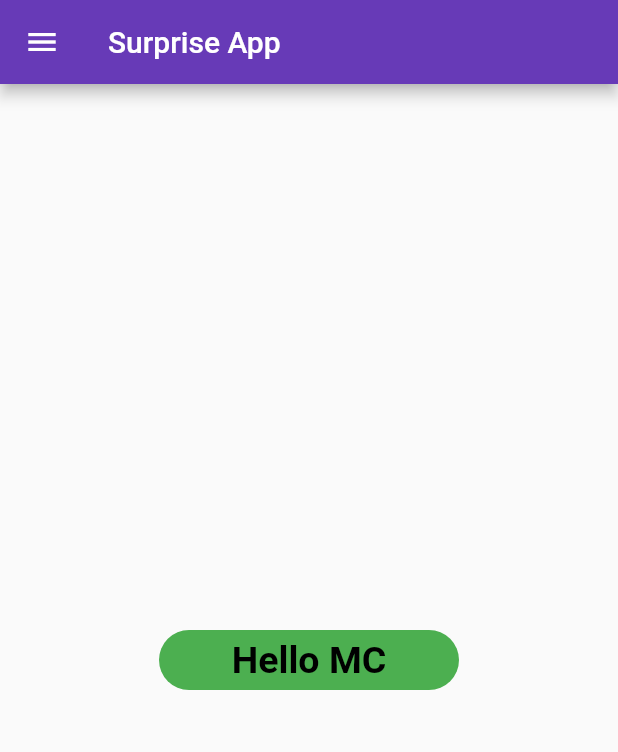
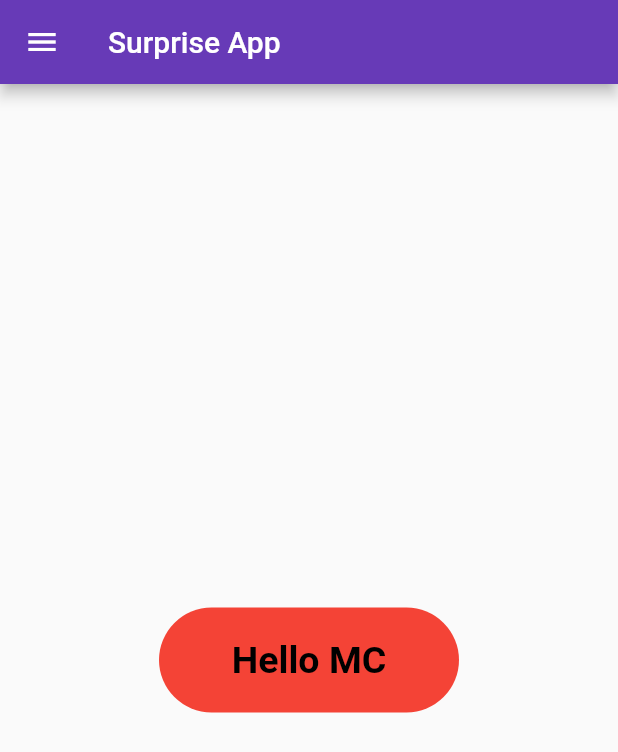
Before and after one commit to dibyacoder/30daysofFlutter, a Flutter app: the homepage screen opened by its route, on a phone screen of 412 x 824 dp. Shown: the top 752 px of the screen. Run offline on Flutter 3.47's test engine with Material 2 defaults, Android fonts, the phone set to English and light mode, and no system bars; our stand-ins replace google_fonts; missing offline and left inert: dart:ffi; Roboto replaces fonts that are missing (Lacquer).

Commit message:
day7 completed

```diff
--- a/lib/pages/home_page.dart
+++ b/lib/pages/home_page.dart
@@ -19,17 +19,21 @@ class _homepageState extends State<homepage> {
     return Scaffold(
       appBar: AppBar(title: Text("Surprise App")),
       body: Center(
+        child: Material(
+          color: change ? Colors.green : Colors.red,
+          borderRadius: BorderRadius.circular(40),
           child: InkWell(
+            splashColor: Colors.yellow,
             onTap: () async {
               setState(() {
                 change = true;
               });
-            await Future.delayed(Duration(seconds: 1));
+              await Future.delayed(Duration(seconds: 2));
               Navigator.pushNamed(context, myRoutes.loginRoute);
             },
             child: AnimatedContainer(
               duration: Duration(seconds: 1),
-              height: 40,
+              height: 70,
               width: change ? 100 : 200,
               alignment: Alignment.center,
               child: change
@@ -40,9 +44,8 @@ class _homepageState extends State<homepage> {
                         fontWeight: FontWeight.bold,
                         color: Colors.black,
                       )),
-              decoration: BoxDecoration(
-                  color: change ? Colors.yellow : Colors.green,
-                  borderRadius: BorderRadius.circular(40))),
+            ),
+          ),
         ),
       ),
       drawer: Drawer(),
```
Also changed, not shown: lib/pages/login_page.dart (+29 -4 lines). Lines whose indentation alone changed are shown as unchanged.
